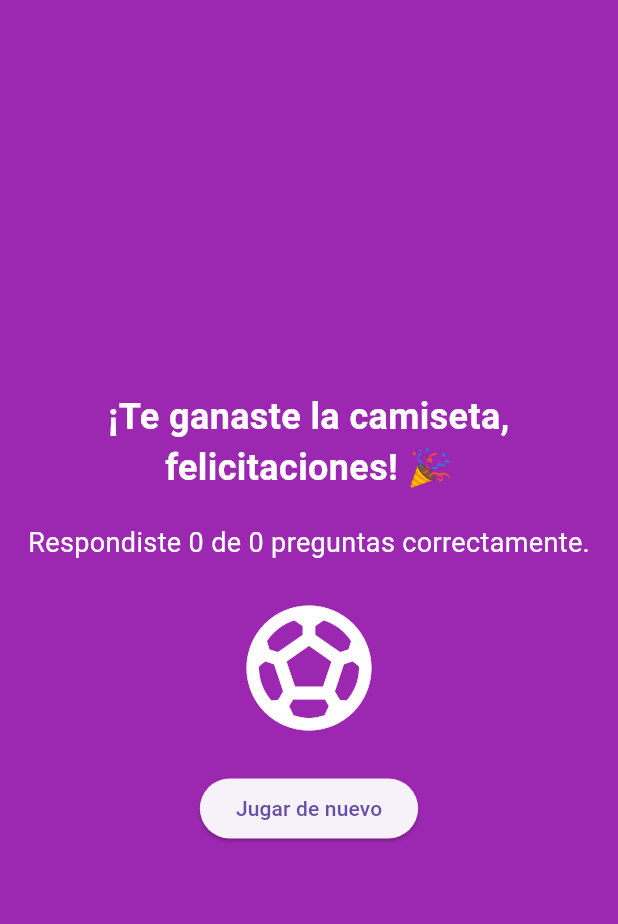
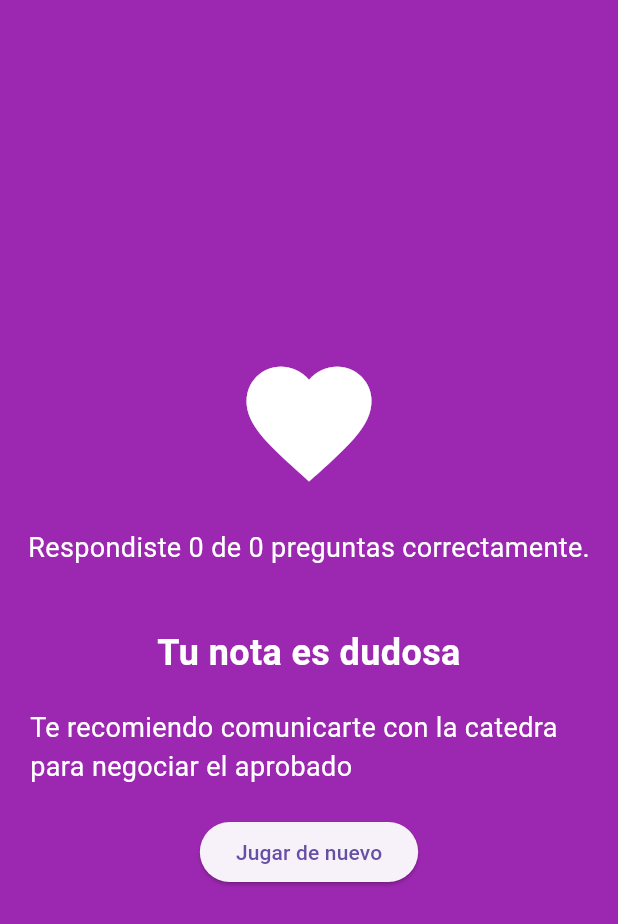
Before and after one commit to camilaezama/preguntas, a Flutter app: the ResultScreen screen opened directly with empty values, on a phone screen of 412 x 824 dp. Shown: the top 924 px of the screen. Run offline on Flutter 3.47's test engine with Material 3 defaults, Android fonts, the phone set to English and light mode, and no system bars; our stand-ins replace diacritic.

Commit message:
14 pregs

```diff
--- a/lib/main.dart
+++ b/lib/main.dart
@@ -224,6 +224,15 @@ class _QuizScreenState extends State<QuizScreen> {
       "image": "assets/miramar2.jpg", // Imagen para la respuesta
       "correctMessage": "¡Siiiiii!",
       "incorrectMessage": "Incorrecto... Miramar en marzo 2022!!",
+    },
+        {
+      "question": "Y esta donde es?",
+      "answer": "Carilo",
+      "type": "completar",
+      "questionImage": "assets/carilo2021-2.jpg", // Imagen para la pregunta
+      "image": "assets/carilo2021.jpg", // Imagen para la respuesta
+      "correctMessage": "Siii Carilo con tu familia en 2021",
+      "incorrectMessage": "Incorrecto... Carilo con tu familia en 2021",
     },
     {
       "question":
@@ -510,9 +519,17 @@ class ResultScreen extends StatelessWidget {
       body: Center(
         child: Column(
           mainAxisAlignment: MainAxisAlignment.center,
+          crossAxisAlignment: CrossAxisAlignment.center,
           children: [
+            const Icon(Icons.favorite, size: 100, color: Colors.white),
+            const SizedBox(height: 20),
+            Text(
+              "Respondiste $correctAnswers de $totalAnswers preguntas correctamente.",
+              style: const TextStyle(fontSize: 18, color: Colors.white),
+            ),
+            const SizedBox(height: 40),
             const Text(
-              "¡Te ganaste la camiseta, felicitaciones! 🎉",
+              "Tu nota es dudosa",
               style: TextStyle(
                   fontSize: 24,
                   fontWeight: FontWeight.bold,
@@ -520,12 +537,13 @@ class ResultScreen extends StatelessWidget {
               textAlign: TextAlign.center,
             ),
             const SizedBox(height: 20),
-            Text(
-              "Respondiste $correctAnswers de $totalAnswers preguntas correctamente.",
-              style: const TextStyle(fontSize: 18, color: Colors.white),
+            const Padding(
+              padding: EdgeInsets.symmetric(horizontal: 20.0),
+              child: Text(
+                "Te recomiendo comunicarte con la catedra para negociar el aprobado",
+                style: TextStyle(fontSize: 18, color: Colors.white),
+              ),
             ),
-            const SizedBox(height: 20),
-            const Icon(Icons.sports_soccer, size: 100, color: Colors.white),
             const SizedBox(height: 20),
             ElevatedButton(
               onPressed: () =>
```
